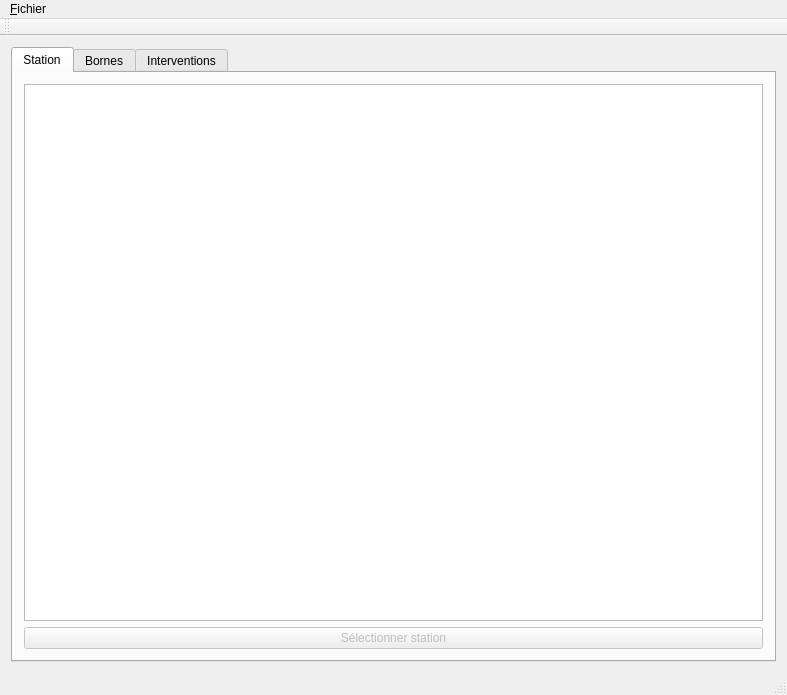
This is mainwindow.ui in gthom/bts_SIO_Gap_Crab_Equipe_Est as Qt 5 draws it before an edit. The edited form follows.
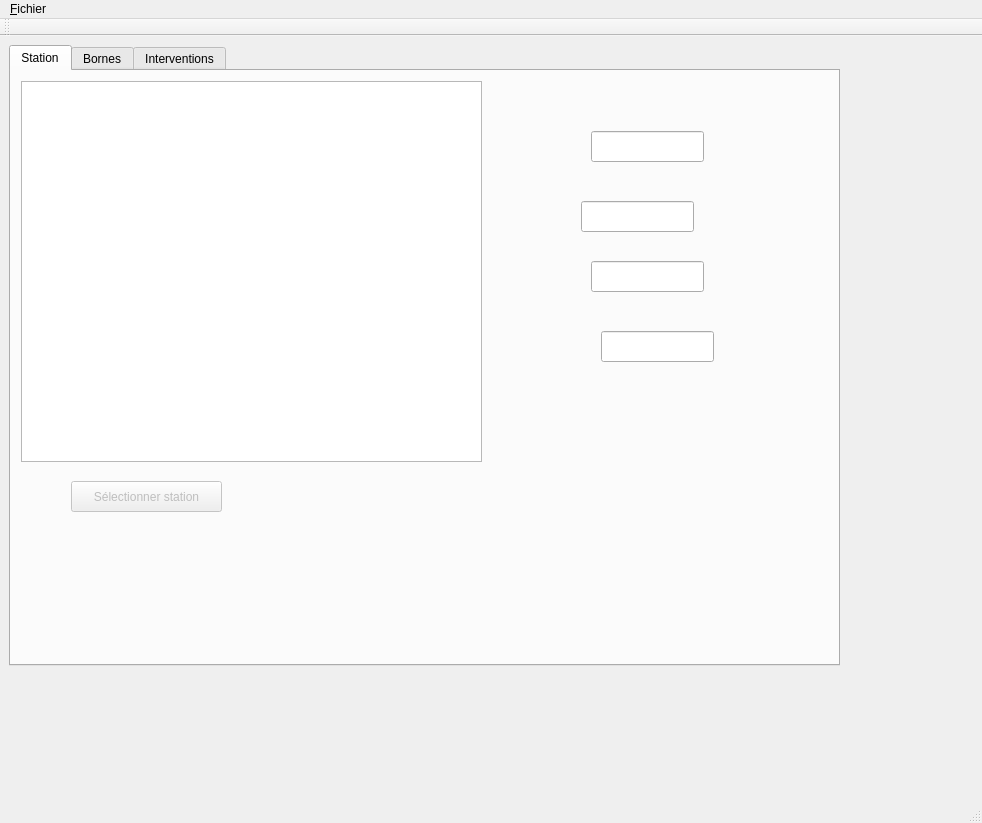
This is the edited form. The open tabs and pages were chosen to show the change.

Commit message: Modification de l'affichage des tables

Diff of the .ui file:
```diff
--- a/mainwindow.ui
+++ b/mainwindow.ui
@@ -6,20 +6,26 @@
    <rect>
     <x>0</x>
     <y>0</y>
-    <width>787</width>
-    <height>695</height>
+    <width>982</width>
+    <height>823</height>
    </rect>
   </property>
   <property name="windowTitle">
    <string>Gestion Station</string>
   </property>
   <widget class="QWidget" name="centralWidget">
-   <layout class="QGridLayout" name="gridLayout_2">
-    <item row="0" column="0">
      <widget class="QTabWidget" name="tabWidget">
       <property name="enabled">
        <bool>true</bool>
       </property>
+    <property name="geometry">
+     <rect>
+      <x>9</x>
+      <y>9</y>
+      <width>831</width>
+      <height>621</height>
+     </rect>
+    </property>
       <property name="currentIndex">
        <number>2</number>
       </property>
@@ -27,25 +33,72 @@
        <attribute name="title">
         <string>Station</string>
        </attribute>
-       <layout class="QGridLayout" name="gridLayout">
-        <item row="0" column="0">
-         <layout class="QVBoxLayout" name="verticalLayout">
-          <item>
-           <widget class="QTableView" name="tableViewStation"/>
-          </item>
-          <item>
+     <widget class="QLineEdit" name="lineEdit">
+      <property name="geometry">
+       <rect>
+        <x>580</x>
+        <y>60</y>
+        <width>113</width>
+        <height>31</height>
+       </rect>
+      </property>
+     </widget>
+     <widget class="QLineEdit" name="lineEdit_2">
+      <property name="geometry">
+       <rect>
+        <x>570</x>
+        <y>130</y>
+        <width>113</width>
+        <height>31</height>
+       </rect>
+      </property>
+     </widget>
+     <widget class="QLineEdit" name="lineEdit_3">
+      <property name="geometry">
+       <rect>
+        <x>580</x>
+        <y>190</y>
+        <width>113</width>
+        <height>31</height>
+       </rect>
+      </property>
+     </widget>
+     <widget class="QLineEdit" name="lineEdit_4">
+      <property name="geometry">
+       <rect>
+        <x>590</x>
+        <y>260</y>
+        <width>113</width>
+        <height>31</height>
+       </rect>
+      </property>
+     </widget>
+     <widget class="QTableView" name="tableViewStation">
+      <property name="geometry">
+       <rect>
+        <x>10</x>
+        <y>10</y>
+        <width>461</width>
+        <height>381</height>
+       </rect>
+      </property>
+     </widget>
            <widget class="QPushButton" name="pushButtonSelectStation">
             <property name="enabled">
              <bool>false</bool>
             </property>
+      <property name="geometry">
+       <rect>
+        <x>60</x>
+        <y>410</y>
+        <width>151</width>
+        <height>31</height>
+       </rect>
+      </property>
             <property name="text">
              <string>Sélectionner station</string>
             </property>
            </widget>
-          </item>
-         </layout>
-        </item>
-       </layout>
       </widget>
       <widget class="QWidget" name="tab_2">
        <attribute name="title">
@@ -84,15 +137,13 @@
        </widget>
       </widget>
      </widget>
-    </item>
-   </layout>
   </widget>
   <widget class="QMenuBar" name="menuBar">
    <property name="geometry">
     <rect>
      <x>0</x>
      <y>0</y>
-     <width>787</width>
+     <width>982</width>
      <height>29</height>
     </rect>
    </property>
```
Left out of the diff: 2 changed lines with no effect on the pictures. Lines whose indentation alone changed are shown as unchanged. The commit also changes 1 other file.
